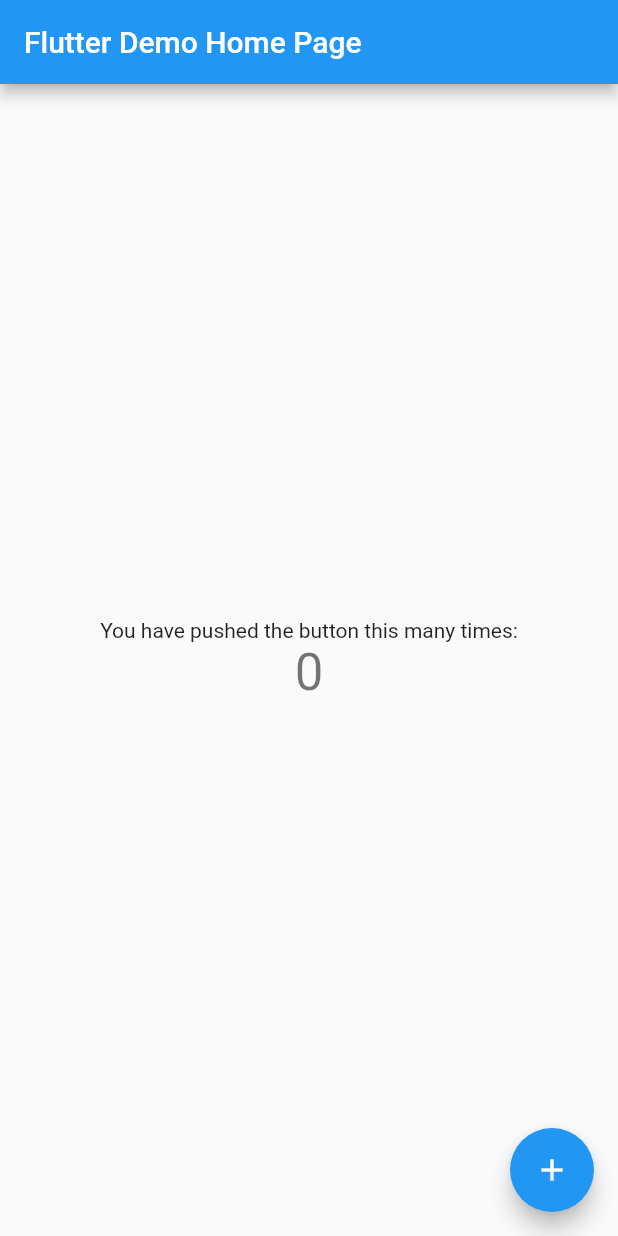
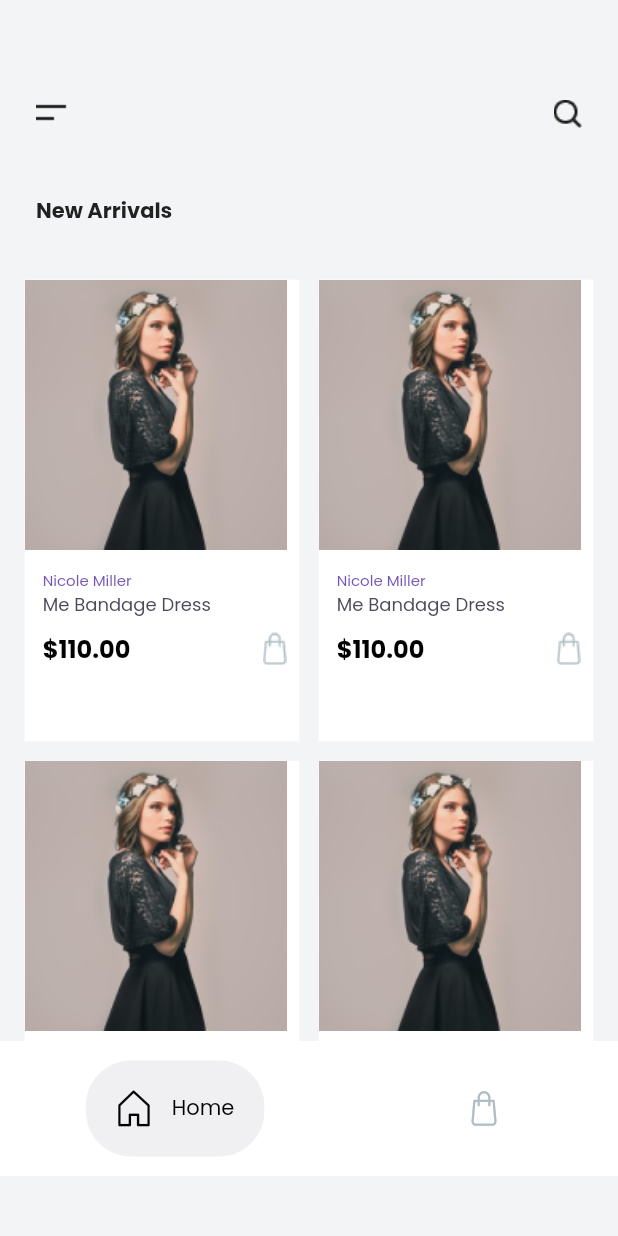
Before and after one commit to RGTechPro/zupay_task, a Flutter app: the screen it shows after launch, on a phone screen of 412 x 824 dp. Run offline on Flutter 3.47's test engine with Material 2 defaults, Android fonts, the phone set to English and light mode, and no system bars; drawn by our look-alikes of google_nav_bar; our stand-ins replace google_fonts.

Commit message:
Home page done

```diff
--- /dev/null
+++ b/lib/custom_icons_icons.dart
@@ -0,0 +1,26 @@
+/// Flutter icons CustomIcons
+/// Copyright (C) 2022 by original authors @ fluttericon.com, fontello.com
+/// This font was generated by FlutterIcon.com, which is derived from Fontello.
+///
+/// To use this font, place it in your fonts/ directory and include the
+/// following in your pubspec.yaml
+///
+/// flutter:
+///   fonts:
+///    - family:  CustomIcons
+///      fonts:
+///       - asset: fonts/CustomIcons.ttf
+///
+///
+///
+import 'package:flutter/widgets.dart';
+
+class CustomIcons {
+  CustomIcons._();
+
+  static const _kFontFam = 'CustomIcons';
+  static const String? _kFontPkg = null;
+
+  static const IconData bag = IconData(0xe801, fontFamily: _kFontFam, fontPackage: _kFontPkg);
+  static const IconData home = IconData(0xe802, fontFamily: _kFontFam, fontPackage: _kFontPkg);
+}
--- a/lib/main.dart
+++ b/lib/main.dart
@@ -1,4 +1,5 @@
 import 'package:flutter/material.dart';
+import 'package:zupay_task/screens/home_page.dart';
 
 void main() {
   runApp(const MyApp());
@@ -13,103 +14,9 @@
     return MaterialApp(
       title: 'Flutter Demo',
       theme: ThemeData(
-        // This is the theme of your application.
-        //
-        // Try running your application with "flutter run". You'll see the
-        // application has a blue toolbar. Then, without quitting the app, try
-        // changing the primarySwatch below to Colors.green and then invoke
-        // "hot reload" (press "r" in the console where you ran "flutter run",
-        // or simply save your changes to "hot reload" in a Flutter IDE).
-        // Notice that the counter didn't reset back to zero; the application
-        // is not restarted.
         primarySwatch: Colors.blue,
       ),
-      home: const MyHomePage(title: 'Flutter Demo Home Page'),
+      home: HomePage(),
     );
   }
 }
-
-class MyHomePage extends StatefulWidget {
-  const MyHomePage({Key? key, required this.title}) : super(key: key);
-
-  // This widget is the home page of your application. It is stateful, meaning
-  // that it has a State object (defined below) that contains fields that affect
-  // how it looks.
-
-  // This class is the configuration for the state. It holds the values (in this
-  // case the title) provided by the parent (in this case the App widget) and
-  // used by the build method of the State. Fields in a Widget subclass are
-  // always marked "final".
-
-  final String title;
-
-  @override
-  State<MyHomePage> createState() => _MyHomePageState();
-}
-
-class _MyHomePageState extends State<MyHomePage> {
-  int _counter = 0;
-
-  void _incrementCounter() {
-    setState(() {
-      // This call to setState tells the Flutter framework that something has
-      // changed in this State, which causes it to rerun the build method below
-      // so that the display can reflect the updated values. If we changed
-      // _counter without calling setState(), then the build method would not be
-      // called again, and so nothing would appear to happen.
-      _counter++;
-    });
-  }
-
-  @override
-  Widget build(BuildContext context) {
-    // This method is rerun every time setState is called, for instance as done
-    // by the _incrementCounter method above.
-    //
-    // The Flutter framework has been optimized to make rerunning build methods
-    // fast, so that you can just rebuild anything that needs updating rather
-    // than having to individually change instances of widgets.
-    return Scaffold(
-      appBar: AppBar(
-        // Here we take the value from the MyHomePage object that was created by
-        // the App.build method, and use it to set our appbar title.
-        title: Text(widget.title),
-      ),
-      body: Center(
-        // Center is a layout widget. It takes a single child and positions it
-        // in the middle of the parent.
-        child: Column(
-          // Column is also a layout widget. It takes a list of children and
-          // arranges them vertically. By default, it sizes itself to fit its
-          // children horizontally, and tries to be as tall as its parent.
-          //
-          // Invoke "debug painting" (press "p" in the console, choose the
-          // "Toggle Debug Paint" action from the Flutter Inspector in Android
-          // Studio, or the "Toggle Debug Paint" command in Visual Studio Code)
-          // to see the wireframe for each widget.
-          //
-          // Column has various properties to control how it sizes itself and
-          // how it positions its children. Here we use mainAxisAlignment to
-          // center the children vertically; the main axis here is the vertical
-          // axis because Columns are vertical (the cross axis would be
-          // horizontal).
-          mainAxisAlignment: MainAxisAlignment.center,
-          children: <Widget>[
-            const Text(
-              'You have pushed the button this many times:',
-            ),
-            Text(
-              '$_counter',
-              style: Theme.of(context).textTheme.headline4,
-            ),
-          ],
-        ),
-      ),
-      floatingActionButton: FloatingActionButton(
-        onPressed: _incrementCounter,
-        tooltip: 'Increment',
-        child: const Icon(Icons.add),
-      ), // This trailing comma makes auto-formatting nicer for build methods.
-    );
-  }
-}
--- /dev/null
+++ b/lib/screens/cart_page.dart
@@ -0,0 +1,49 @@
+import 'package:flutter/material.dart';
+import 'package:flutter/src/foundation/key.dart';
+import 'package:flutter/src/widgets/framework.dart';
+import 'package:google_fonts/google_fonts.dart';
+import 'package:google_nav_bar/google_nav_bar.dart';
+import 'package:zupay_task/custom_icons_icons.dart';
+
+class CartPage extends StatelessWidget {
+  const CartPage({Key? key}) : super(key: key);
+
+  @override
+  Widget build(BuildContext context) {
+    return Scaffold(
+      backgroundColor: Color(0xffF3F4F6),
+      body: SafeArea(
+        child: Column(
+          children: [
+            Container(
+              height: 180,
+              child: Column(
+                crossAxisAlignment: CrossAxisAlignment.start,
+                children: [
+                  Padding(
+                    padding: const EdgeInsets.only(
+                        top: 64, left: 24, right: 24, bottom: 42),
+                    child: Row(
+                      mainAxisAlignment: MainAxisAlignment.spaceBetween,
+                      children: [
+                        GestureDetector(child: Image.asset('assets/back.png')),
+                        Text('Your Cart',
+                            style: GoogleFonts.poppins(
+                                textStyle: TextStyle(
+                                    fontWeight: FontWeight.bold,
+                                    fontSize: 16))),
+                        SizedBox(
+                          width: 25,
+                        )
+                      ],
+                    ),
+                  ),
+                ],
+              ),
+            ),
+          ],
+        ),
+      ),
+    );
+  }
+}
--- /dev/null
+++ b/lib/screens/home_page.dart
@@ -0,0 +1,104 @@
+import 'package:flutter/material.dart';
+import 'package:flutter/src/foundation/key.dart';
+import 'package:flutter/src/widgets/framework.dart';
+import 'package:google_fonts/google_fonts.dart';
+import 'package:zupay_task/custom_icons_icons.dart';
+import 'package:zupay_task/screens/cart_page.dart';
+import 'package:zupay_task/widgets/product_card.dart';
+import 'package:google_nav_bar/google_nav_bar.dart';
+
+class HomePage extends StatelessWidget {
+  const HomePage({Key? key}) : super(key: key);
+
+  @override
+  Widget build(BuildContext context) {
+    return Scaffold(
+      backgroundColor: Color(0xffF3F4F6),
+      body: SafeArea(
+        child: Column(
+          children: [
+            Container(
+              height: 180,
+              child: Column(
+                crossAxisAlignment: CrossAxisAlignment.start,
+                children: [
+                  Padding(
+                    padding: const EdgeInsets.only(
+                        top: 64, left: 24, right: 24, bottom: 42),
+                    child: Row(
+                      mainAxisAlignment: MainAxisAlignment.spaceBetween,
+                      children: [
+                        GestureDetector(
+                            child: Image.asset('assets/drawer.png')),
+                        GestureDetector(
+                          child: Image.asset('assets/search.png'),
+                        )
+                      ],
+                    ),
+                  ),
+                  Padding(
+                    padding: const EdgeInsets.only(left: 24, bottom: 19),
+                    child: Text(
+                      'New Arrivals',
+                      style: GoogleFonts.poppins(
+                          textStyle: TextStyle(fontWeight: FontWeight.bold)),
+                      textAlign: TextAlign.left,
+                    ),
+                  )
+                ],
+              ),
+            ),
+            Padding(
+              padding: const EdgeInsets.symmetric(horizontal: 10),
+              child: Container(
+                height: 514,
+                child: GridView(
+                  gridDelegate: SliverGridDelegateWithFixedCrossAxisCount(
+                      crossAxisCount: 2, childAspectRatio: 165 / 270),
+                  children: [
+                    ProductCard(),
+                    ProductCard(),
+                    ProductCard(),
+                    ProductCard(),
+                    ProductCard(),
+                    ProductCard()
+                  ],
+                ),
+              ),
+            ),
+            Container(
+              height: 90,
+              color: Colors.white,
+              child: GNav(
+                  onTabChange: (value) {
+                    if (value == 0) {
+                      Navigator.push(context,
+                          MaterialPageRoute(builder: (context) => HomePage()));
+                    } else if (value == 1) {
+                      Navigator.push(context,
+                          MaterialPageRoute(builder: (context) => CartPage()));
+                    }
+                  },
+                  color: Color(0xffAFBEC4),
+                  padding: EdgeInsets.all(20),
+                  tabBorderRadius: 30,
+                  mainAxisAlignment: MainAxisAlignment.spaceAround,
+                  gap: 13.2,
+                  tabBackgroundColor: Color(0xfff0f0f3),
+                  tabs: [
+                    GButton(
+                        icon: CustomIcons.home,
+                        text: 'Home',
+                        textStyle: GoogleFonts.poppins(color: Colors.black)),
+                    GButton(
+                        icon: CustomIcons.bag,
+                        text: 'Bag',
+                        textStyle: GoogleFonts.poppins(color: Colors.black))
+                  ]),
+            )
+          ],
+        ),
+      ),
+    );
+  }
+}
--- /dev/null
+++ b/lib/widgets/cart_card.dart
@@ -0,0 +1,33 @@
+import 'package:flutter/cupertino.dart';
+import 'package:flutter/src/foundation/key.dart';
+import 'package:flutter/src/widgets/framework.dart';
+import 'package:google_fonts/google_fonts.dart';
+
+class CartCard extends StatelessWidget {
+  const CartCard({Key? key}) : super(key: key);
+
+  @override
+  Widget build(BuildContext context) {
+    return Container(
+      color: Color(0xfff3f4f6),
+      height: 150,
+      child: Row(children: [
+        Image.asset(
+          'assets/girl.png',
+          height: 80,
+          width: 80,
+          fit: BoxFit.fill,
+        ),
+
+        Column(
+          children: [
+            Text('Me Bandage Black Dress',
+            style: GoogleFonts.poppins(
+                      color: Color(0xff4B4A5A), fontSize: 12)
+            )
+          ],
+        )
+      ]),
+    );
+  }
+}
--- /dev/null
+++ b/lib/widgets/product_card.dart
@@ -0,0 +1,69 @@
+import 'package:flutter/cupertino.dart';
+import 'package:flutter/material.dart';
+import 'package:flutter/src/foundation/key.dart';
+import 'package:flutter/src/widgets/framework.dart';
+import 'package:google_fonts/google_fonts.dart';
+
+class ProductCard extends StatelessWidget {
+  const ProductCard({Key? key}) : super(key: key);
+
+  @override
+  Widget build(BuildContext context) {
+    return Padding(
+      padding: const EdgeInsets.all(6.5),
+      child: Container(
+        color: Colors.white,
+        height: 270,
+        width: 165,
+        child: Column(
+          crossAxisAlignment: CrossAxisAlignment.start,
+          children: [
+            Container(
+              height: 180,
+              width: 175,
+              child: FittedBox(
+                child: Image.asset(
+                  'assets/girl.png',
+                  height: 180,
+                  width: 175, fit: BoxFit.fill,
+                  // fit: BoxFit.fitWidth,
+                ),
+              ),
+            ),
+            Padding(
+              padding: const EdgeInsets.only(top: 13, left: 12),
+              child: Text('Nicole Miller',
+                  style: GoogleFonts.poppins(
+                      color: Color(0xff7154B8), fontSize: 10)),
+            ),
+            Padding(
+              padding: const EdgeInsets.only(left: 12, bottom: 8),
+              child: Text('Me Bandage Dress',
+                  style: GoogleFonts.poppins(
+                      color: Color(0xff4B4A5A), fontSize: 12)),
+            ),
+            Padding(
+              padding: EdgeInsets.only(left: 12, bottom: 12),
+              child: Row(
+                  mainAxisAlignment: MainAxisAlignment.spaceBetween,
+                  children: [
+                    Text('\$110.00',
+                        style: GoogleFonts.poppins(
+                            color: Colors.black,
+                            fontSize: 16,
+                            fontWeight: FontWeight.bold)),
+                    Padding(
+                      padding: const EdgeInsets.only(right: 8.3),
+                      child: GestureDetector(
+                        child: Image.asset('assets/bag.png'),
+                      ),
+                    )
+                  ]),
+            )
+          ],
+          //
+        ),
+      ),
+    );
+  }
+}
```
Also changed, not shown: pubspec.yaml (+12 -1 lines), assets/back.png (added), assets/bag.png (added), assets/bag.svg (added), assets/drawer.png (added), assets/girl.png (added), assets/home.svg (added), assets/search.png (added), fonts/CustomIcons.ttf (added), 1 other file.
